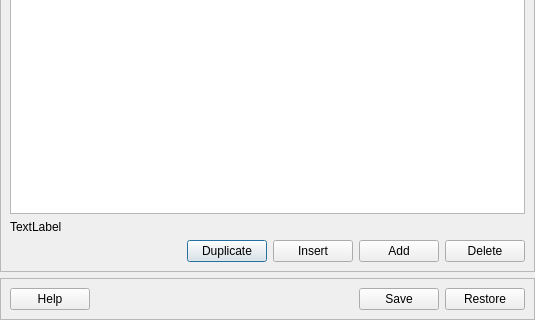
Before: the Qt Designer form pyssa/gui/ui/forms/fasta_file_import_preview_view.ui in urban233/PySSA, drawn with Qt 5; both pictures show x 0 to 535 and y 179 to 499 of the 535 by 499 pixel window.
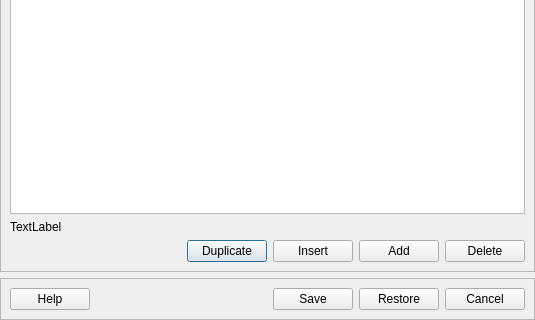
After: the same form once the commit is applied.

Commit message: add: cancel buttons to all dialog windows

What changed in the file:
```diff
--- a/pyssa/gui/ui/forms/fasta_file_import_preview_view.ui
+++ b/pyssa/gui/ui/forms/fasta_file_import_preview_view.ui
@@ -153,6 +153,13 @@
           </property>
          </widget>
         </item>
+        <item>
+         <widget class="QPushButton" name="btn_cancel">
+          <property name="text">
+           <string>Cancel</string>
+          </property>
+         </widget>
+        </item>
        </layout>
       </item>
      </layout>
```
The commit also changes 57 other files.
